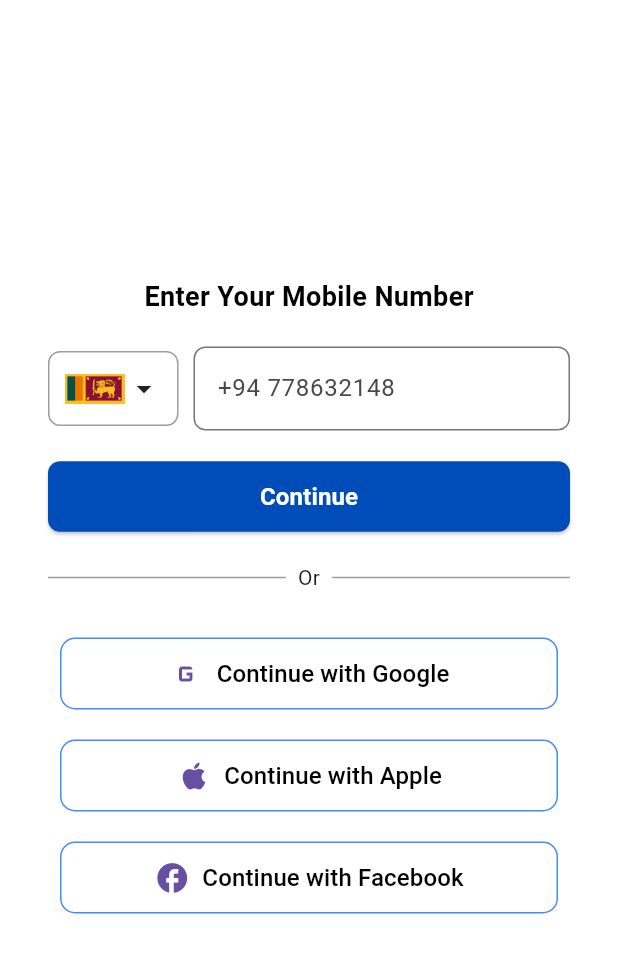
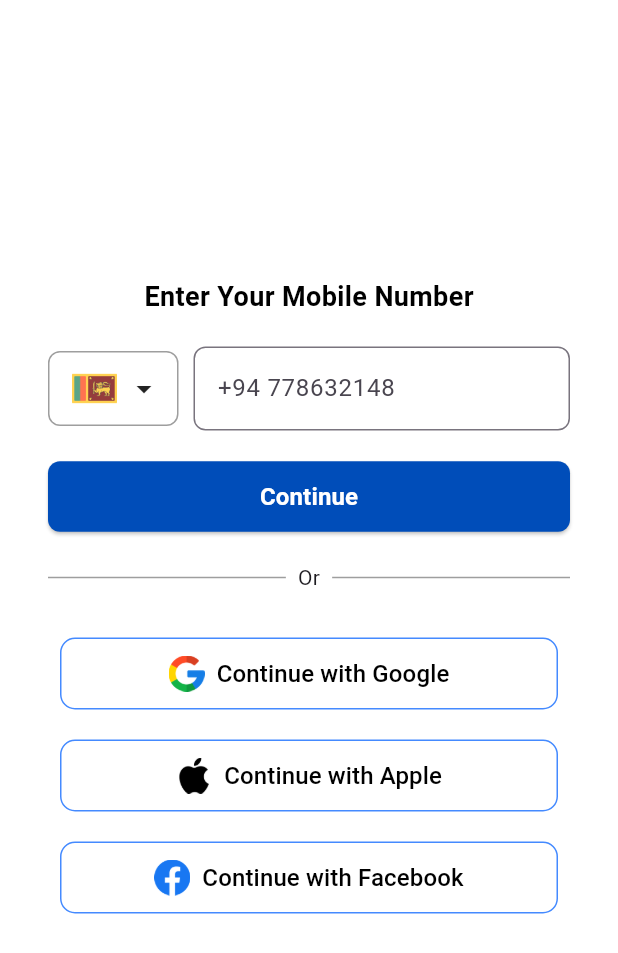
Before and after one commit to thanujaDev26/MOSQGUARD, a Flutter app: the screen it shows after launch, on a phone screen of 412 x 824 dp. Shown: the top 953 px of the screen. Run offline on Flutter 3.47's test engine with Material 3 defaults, Android fonts, the phone set to English and light mode, and no system bars.

Commit message:
Icons added

```diff
--- a/lib/pages/login/login.dart
+++ b/lib/pages/login/login.dart
@@ -38,7 +38,7 @@ class Login extends StatelessWidget {
                     child: Row(
                       children: [
                         Image.asset(
-                          'assets/icons/sri_lanka.png',
+                          'assets/icons/sri-lanka.png',
                           width: 40,
                           height: 30,
                         ),
@@ -102,19 +102,19 @@ class Login extends StatelessWidget {
               Padding(
                 padding: const EdgeInsets.symmetric(vertical: 10, horizontal: 8),
                 child: Column(
-                  children: const [
+                  children: [
                     SocialButton(
-                      icon: Icons.g_mobiledata,
+                      icon: "assets/icons/google.png",
                       label: 'Continue with Google',
                     ),
                     SizedBox(height: 20.0),
                     SocialButton(
-                      icon: Icons.apple,
+                      icon: "assets/icons/apple-logo.png",
                       label: 'Continue with Apple',
                     ),
                     SizedBox(height: 20.0),
                     SocialButton(
-                      icon: Icons.facebook,
+                      icon: "assets/icons/facebook.png",
                       label: 'Continue with Facebook',
                     ),
                     SizedBox(height: 20.0),
@@ -131,7 +131,7 @@ class Login extends StatelessWidget {
 }
 
 class SocialButton extends StatelessWidget {
-  final IconData icon;
+  final String icon;
   final String label;
 
   const SocialButton({required this.icon, required this.label});
@@ -142,7 +142,7 @@ class SocialButton extends StatelessWidget {
       width: double.infinity,
       child: OutlinedButton.icon(
         onPressed: () {},
-        icon: Icon(icon, size: 24.0),
+        icon: Image.asset(icon, width: 24,height: 24,),
         label: Text(
           label,
           style: const TextStyle(
@@ -152,7 +152,7 @@ class SocialButton extends StatelessWidget {
         ),
         style: OutlinedButton.styleFrom(
           padding: const EdgeInsets.symmetric(vertical: 12.0),
-          side: const BorderSide(color: Colors.blueAccent),
+          side: BorderSide(color: Colors.blueAccent),
           shape: RoundedRectangleBorder(
             borderRadius: BorderRadius.circular(10.0),
           ),
--- a/pubspec.yaml
+++ b/pubspec.yaml
@@ -31,3 +31,7 @@ flutter:
   assets:
     - assets/icons/App_Icon.png
     - assets/icons/sri_lanka.png
+    - assets/icons/apple-logo.png
+    - assets/icons/facebook.png
+    - assets/icons/google.png
+    - assets/icons/sri-lanka.png
```
Also changed, not shown: assets/icons/apple-logo.png (added), assets/icons/facebook.png (added), assets/icons/google.png (added), assets/icons/sri-lanka.png (added).
